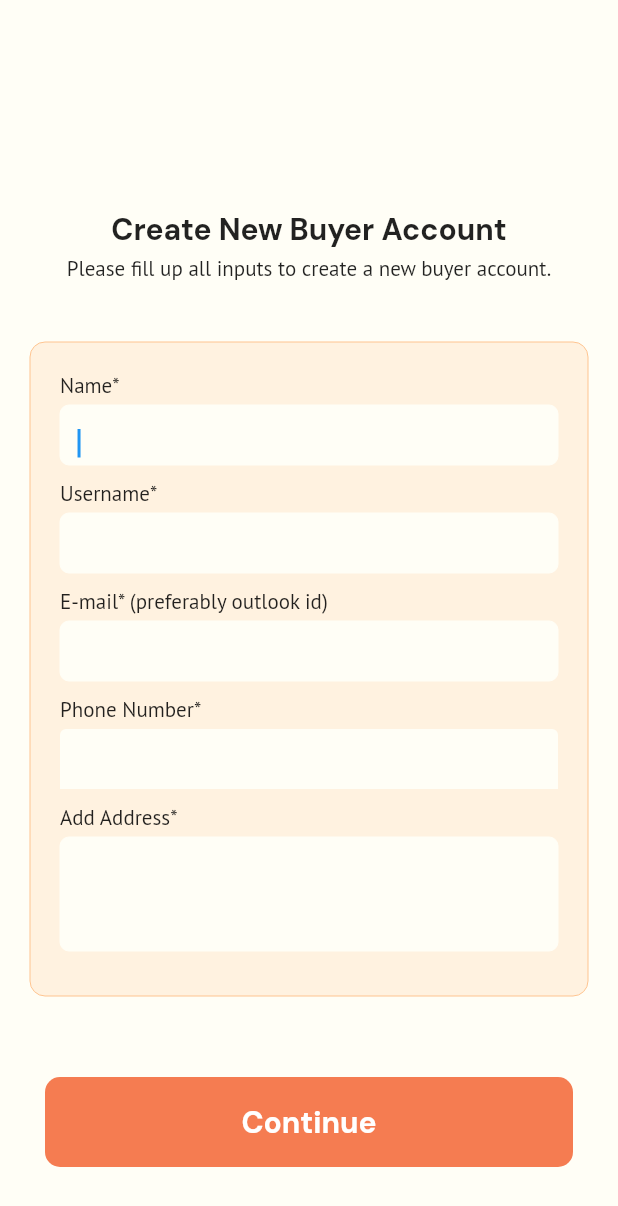
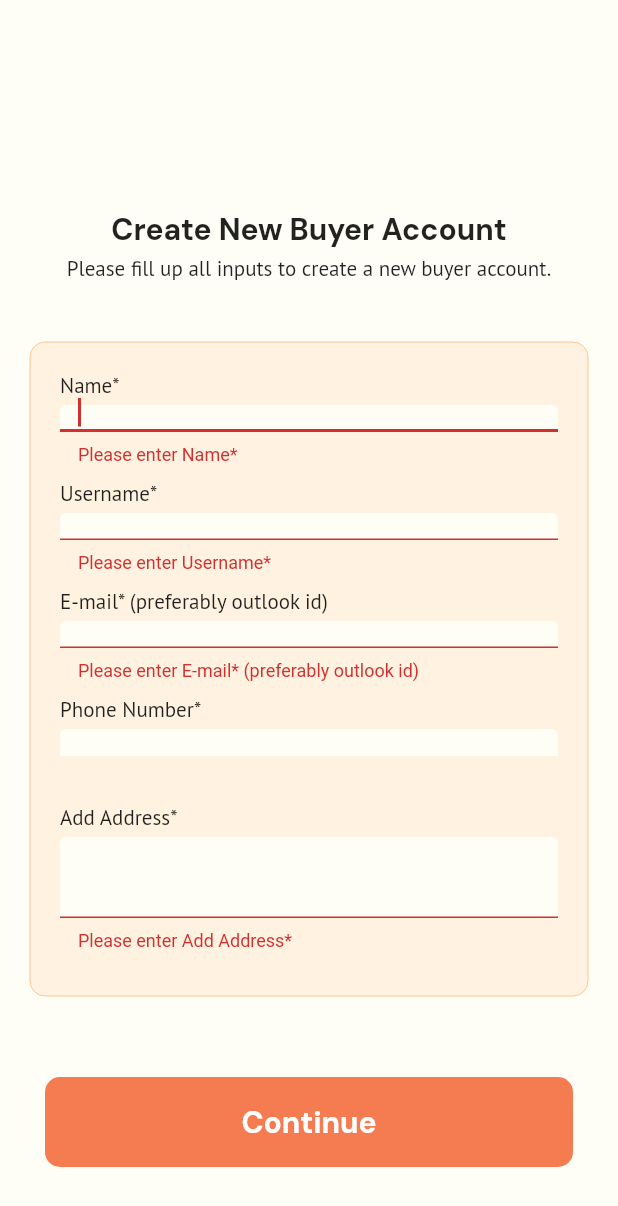
Before and after one commit to TESLA2402/Manas_Kriti_Software_PS, a Flutter app: the BuyerDetails screen opened directly, after a tap on "Continue", on a phone screen of 412 x 824 dp. Shown: the top 1206 px of the screen. Run offline on Flutter 3.47's test engine with Material 2 defaults, Android fonts, the phone set to English and light mode, and no system bars; our stand-ins replace cloud_firestore, dropdown_button2, firebase_auth, firebase_core, flutter_dotenv, google_fonts and 2 more; missing offline and left inert: flutter_stripe, upi_india; accounts and stored records are empty.

Commit message:
Added buyer model

```diff
--- a/campus_catalogue/lib/main.dart
+++ b/campus_catalogue/lib/main.dart
@@ -32,7 +32,7 @@ class MyApp extends StatelessWidget {
         primarySwatch: Colors.blue,
       ),
       routes: {
-        '/': (context) => const HomeScreen(),
+        '/': (context) => const SplashScreen(),
         '/addshop': (context) => const AddShop(),
         '/additem': (context) => const AddItem(),
       },
--- /dev/null
+++ b/campus_catalogue/lib/models/buyer_model.dart
@@ -0,0 +1,35 @@
+class Buyer {
+  final String user_id;
+  final String name;
+  final String userName;
+  final String email;
+  final String phone;
+  final String address;
+
+  Buyer(
+      {required this.user_id,
+      required this.name,
+      required this.userName,
+      required this.email,
+      required this.phone,
+      required this.address});
+
+  Map<String, dynamic> toMap() {
+    return {
+      'name': name,
+      'user_name': userName,
+      'email': email,
+      'phone': phone,
+      'address': address,
+      'user_id': user_id
+    };
+  }
+
+  Buyer.fromMap(Map<String, dynamic> buyerMap)
+      : name = buyerMap["name"],
+        userName = buyerMap["user_name"],
+        email = buyerMap["email"],
+        phone = buyerMap["phone"],
+        address = buyerMap["address"],
+        user_id = buyerMap["user_id"];
+}
--- a/campus_catalogue/lib/screens/userInformation/buyer_details.dart
+++ b/campus_catalogue/lib/screens/userInformation/buyer_details.dart
@@ -1,6 +1,10 @@
 import 'package:campus_catalogue/constants/colors.dart';
 import 'package:campus_catalogue/constants/typography.dart';
+import 'package:campus_catalogue/models/buyer_model.dart';
+import 'package:campus_catalogue/screens/home_screen.dart';
 import 'package:campus_catalogue/screens/sign_in.dart';
+import 'package:campus_catalogue/services/database_service.dart';
+import 'package:firebase_auth/firebase_auth.dart';
 import 'package:flutter/material.dart';
 
 class BuyerDetails extends StatefulWidget {
@@ -17,6 +21,7 @@ class _BuyerDetailsState extends State<BuyerDetails> {
   final TextEditingController _emailController = TextEditingController();
   final TextEditingController _addressController = TextEditingController();
   final TextEditingController _phoneController = TextEditingController();
+  final _formKey = GlobalKey<FormState>();
   Widget build(BuildContext context) {
     return Scaffold(
       resizeToAvoidBottomInset: false,
@@ -40,7 +45,9 @@ class _BuyerDetailsState extends State<BuyerDetails> {
           const SizedBox(
             height: 40,
           ),
-          Container(
+          Form(
+            key: _formKey,
+            child: Container(
                 decoration: BoxDecoration(
                     borderRadius: BorderRadius.circular(10),
                     border: Border.all(width: 0, color: Color(0xFFFEC490)),
@@ -75,9 +82,28 @@ class _BuyerDetailsState extends State<BuyerDetails> {
                     ),
                   ],
                 )),
+          ),
           const Spacer(),
           GestureDetector(
-            onTap: () async {},
+            onTap: () async {
+              if (_formKey.currentState!.validate()) {
+                DatabaseService service = DatabaseService();
+                final FirebaseAuth _auth = FirebaseAuth.instance;
+                final User user = await _auth.currentUser!;
+                Buyer buyer = Buyer(
+                    user_id: user.uid,
+                    name: _nameController.text,
+                    userName: _userNameController.text,
+                    email: _emailController.text,
+                    phone: _phoneController.text,
+                    address: _addressController.text);
+                await service.addEmployee(buyer);
+                Navigator.push(
+                  context,
+                  MaterialPageRoute(builder: (context) => const HomeScreen()),
+                );
+              }
+            },
             child: Row(
               mainAxisSize: MainAxisSize.max,
               children: [
@@ -136,7 +162,7 @@ class _FieldsFormatState extends State<FieldsFormat> {
       ),
       SizedBox(
         height: widget.title == "Add Address*" ? 76 : 40,
-        child: TextField(
+        child: TextFormField(
             enabled: widget.title == "Phone Number*" ? false : true,
             textAlign: TextAlign.start,
             maxLines: widget.maxlines,
@@ -152,6 +178,12 @@ class _FieldsFormatState extends State<FieldsFormat> {
                     borderSide: const BorderSide(
                         width: 0, color: AppColors.backgroundYellow))),
             autofocus: true,
+            validator: (value) {
+              if (value == null || value.isEmpty) {
+                return 'Please enter ${widget.title}';
+              }
+              return null;
+            },
             controller: widget.title == "Phone Number*"
                 ? (widget.text..text = SignIn.phoneNumber)
                 : widget.text),
--- /dev/null
+++ b/campus_catalogue/lib/services/database_service.dart
@@ -0,0 +1,9 @@
+import 'package:campus_catalogue/models/buyer_model.dart';
+import 'package:cloud_firestore/cloud_firestore.dart';
+
+class DatabaseService {
+  final FirebaseFirestore _db = FirebaseFirestore.instance;
+  addEmployee(Buyer employeeData) async {
+    await _db.collection("Buyer").add(employeeData.toMap());
+  }
+}
```
Lines whose indentation alone changed are shown as unchanged.
